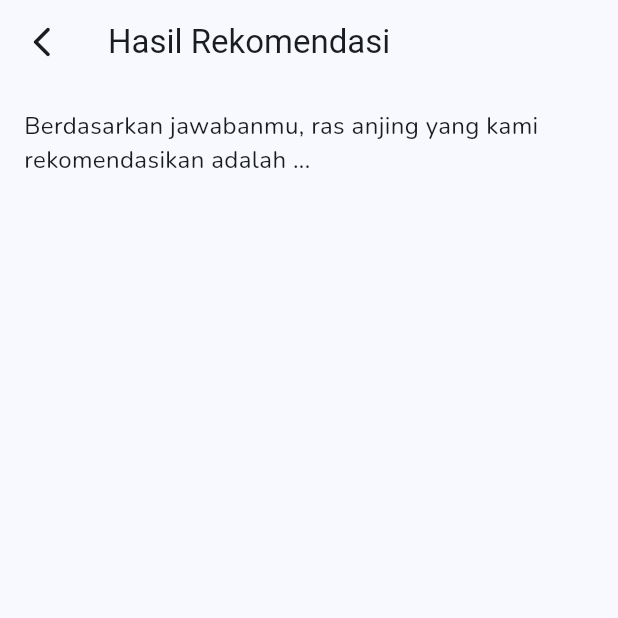
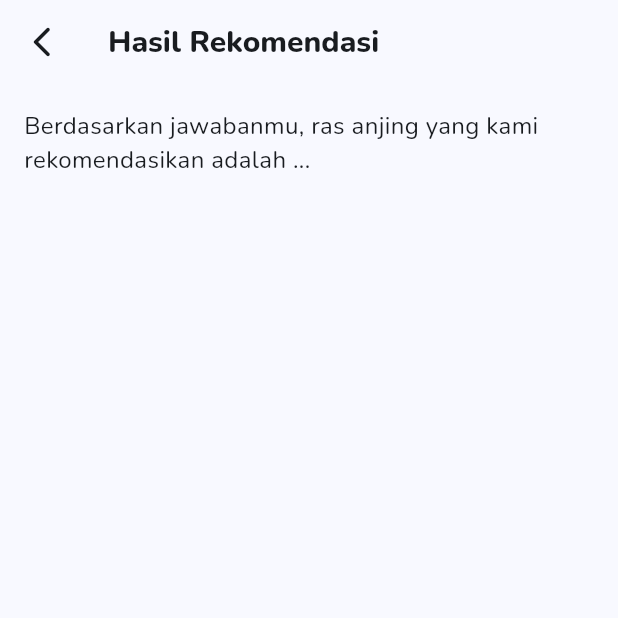
Before and after one commit to cellaaudi/Pawfect-Find-Flutter, a Flutter app: the ResultPage screen opened by its route, on a phone screen of 412 x 824 dp, the top half of it. Run offline on Flutter 3.47's test engine with Material 3 defaults, Android fonts, the phone set to English and light mode, and no system bars; our stand-ins replace firebase_auth, firebase_core, google_fonts, google_sign_in, shared_preferences; accounts and stored records are empty; network calls fail.

Commit message:
quiz af choose migration to new db

```diff
--- a/pawfect_find/lib/screen/quiz/result.dart
+++ b/pawfect_find/lib/screen/quiz/result.dart
@@ -24,13 +24,6 @@ class _ResultPage extends State<ResultPage> {
     return historyId;
   }
 
-  // method untuk cek quiz_uuid
-  Future<String> checkQuizUUID() async {
-    final prefs = await SharedPreferences.getInstance();
-    String quizUUID = prefs.getString("quiz_uuid") ?? '';
-    return quizUUID;
-  }
-
   // method untuk fetch result dari table histories di db
   // Future<List<History>> fetchResult(String histId) async {
   Future<List<Recommendation>> fetchResult(String histId) async {
@@ -40,8 +33,6 @@ class _ResultPage extends State<ResultPage> {
 
     if (response.statusCode == 200) {
       Map<String, dynamic> json = jsonDecode(response.body);
-      // List<History> result = List<History>.from(
-      //     json['data'].map((hist) => History.fromJson(hist)));
       List<Recommendation> result = List<Recommendation>.from(
           json['data'].map((rec) => Recommendation.fromJson(rec)));
       return result;
@@ -56,7 +47,8 @@ class _ResultPage extends State<ResultPage> {
       padding: EdgeInsets.symmetric(vertical: 6.0),
       child: InkWell(
         onTap: () {
-          Navigator.pushNamed(context, 'detail', arguments: { 'breed_id' : recommendation.breed_id });
+          Navigator.pushNamed(context, 'detail',
+              arguments: {'breed_id': recommendation.breed_id});
         },
         child: Column(
           mainAxisSize: MainAxisSize.min,
@@ -154,8 +146,15 @@ class _ResultPage extends State<ResultPage> {
   Widget build(BuildContext context) {
     return Scaffold(
         appBar: AppBar(
-          leading: Icon(Icons.arrow_back_ios_new_rounded),
-          title: const Text('Hasil Rekomendasi'),
+          leading: IconButton(
+              onPressed: () =>
+                  Navigator.popUntil(context, (route) => route.isFirst),
+              icon: Icon(Icons.arrow_back_ios_new_rounded)),
+          title: Text(
+            'Hasil Rekomendasi',
+            style:
+                GoogleFonts.nunito(fontSize: 20, fontWeight: FontWeight.w800),
+          ),
         ),
         body: Padding(
           padding: EdgeInsets.all(16.0),
```
Also changed, not shown: pawfect_find/lib/screen/quiz/quiz.dart (+0 -17 lines), pawfect_find/lib/screen/quiz/quiz_afchoose.dart (+6 -16 lines).
